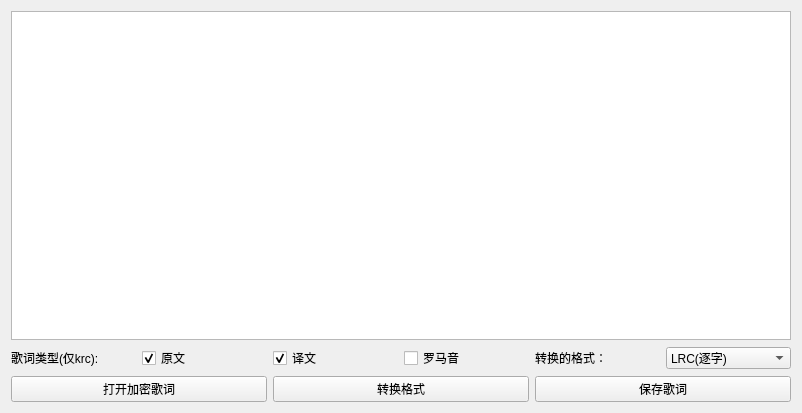
Old version of the form ui/encrypted_lyrics.ui in the repository chenmozhijin/LDDC.
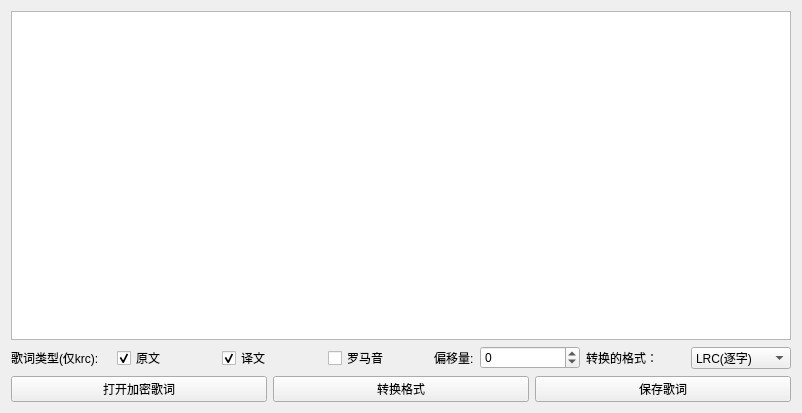
New version of the form.

Commit message: 1.Fix some bugs 2.Add "offset" function

```diff
--- a/ui/encrypted_lyrics.ui
+++ b/ui/encrypted_lyrics.ui
@@ -69,6 +69,50 @@
        </property>
       </widget>
      </item>
+     <item>
+      <widget class="QLabel" name="label_5">
+       <property name="sizePolicy">
+        <sizepolicy hsizetype="Fixed" vsizetype="Preferred">
+         <horstretch>0</horstretch>
+         <verstretch>0</verstretch>
+        </sizepolicy>
+       </property>
+       <property name="text">
+        <string>偏移量:</string>
+       </property>
+      </widget>
+     </item>
+     <item>
+      <widget class="QSpinBox" name="offset_spinBox">
+       <property name="sizePolicy">
+        <sizepolicy hsizetype="Preferred" vsizetype="Fixed">
+         <horstretch>0</horstretch>
+         <verstretch>0</verstretch>
+        </sizepolicy>
+       </property>
+       <property name="wrapping">
+        <bool>false</bool>
+       </property>
+       <property name="buttonSymbols">
+        <enum>QAbstractSpinBox::ButtonSymbols::UpDownArrows</enum>
+       </property>
+       <property name="accelerated">
+        <bool>false</bool>
+       </property>
+       <property name="showGroupSeparator" stdset="0">
+        <bool>false</bool>
+       </property>
+       <property name="minimum">
+        <number>-999999999</number>
+       </property>
+       <property name="maximum">
+        <number>999999999</number>
+       </property>
+       <property name="singleStep">
+        <number>100</number>
+       </property>
+      </widget>
+     </item>
      <item>
       <widget class="QLabel" name="label_2">
        <property name="text">
```
Left out of the diff: 6 changed lines with no effect on the pictures. The commit also changes 22 other files.
